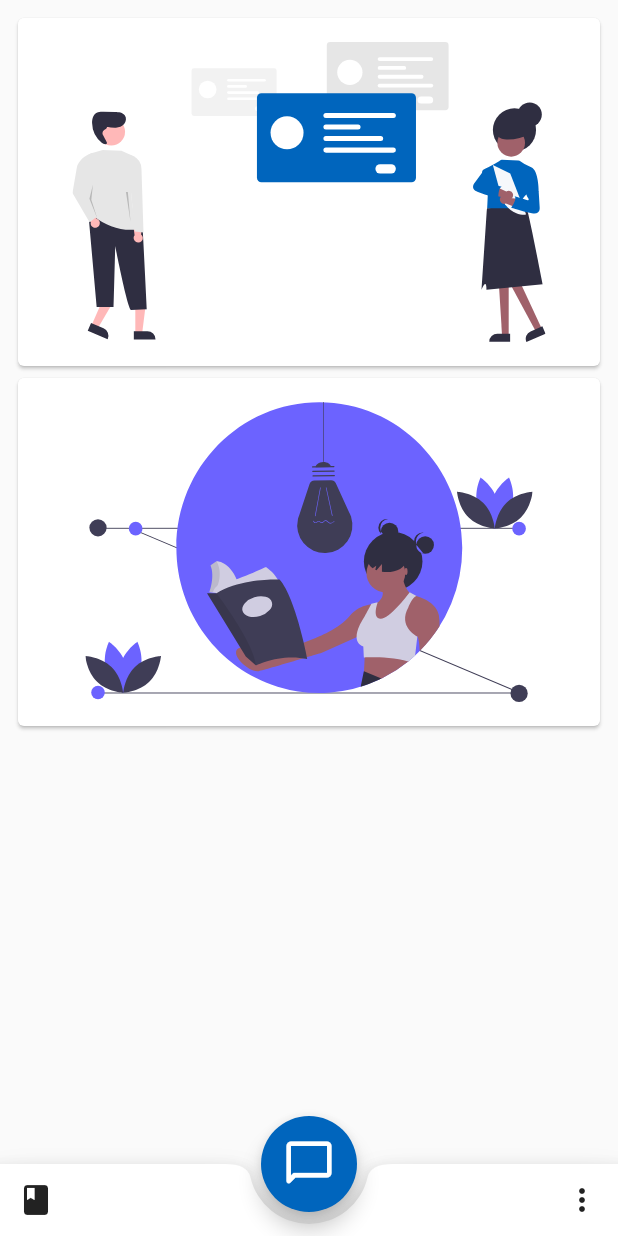
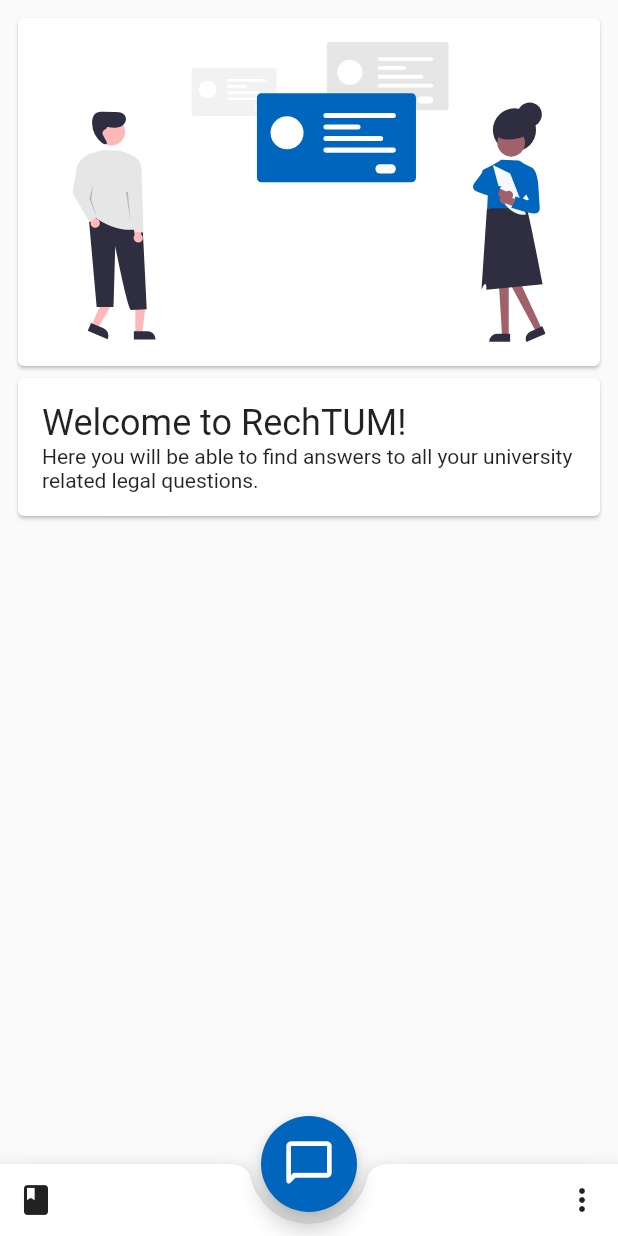
Before and after one commit to LeonStaufer/rechtum, a Flutter app: the screen it shows after launch, on a phone screen of 412 x 824 dp. Run offline on Flutter 3.47's test engine with Material 2 defaults, Android fonts, the light colour scheme and no system bars; our stand-ins replace bubble, flutter_svg, get_it; missing offline and left inert: openai_gpt3_api.

Commit message:
clean up home page

```diff
--- a/lib/main.dart
+++ b/lib/main.dart
@@ -22,6 +22,7 @@
   Widget build(BuildContext context) {
     final ThemeData theme = ThemeData(
       primarySwatch: createMaterialColor(Color(0xff0065bd)),
+      textTheme: Typography.material2018().black,
     );
 
     return MaterialApp(
--- a/lib/views/home_page.dart
+++ b/lib/views/home_page.dart
@@ -54,10 +54,12 @@
           Card(
             child: Padding(
               padding: const EdgeInsets.all(16),
-              child: SvgPicture.asset(
-                "images/undraw_book_reading_kx9s.svg",
-                height: 200,
-                semanticsLabel: "Reading a book",
+              child: Column(
+                crossAxisAlignment: CrossAxisAlignment.start,
+                children: [
+                  Text("Welcome to RechTUM!", style: Theme.of(context).textTheme.headline5),
+                  Text("Here you will be able to find answers to all your university related legal questions.")
+                ],
               ),
             ),
           ),
```
